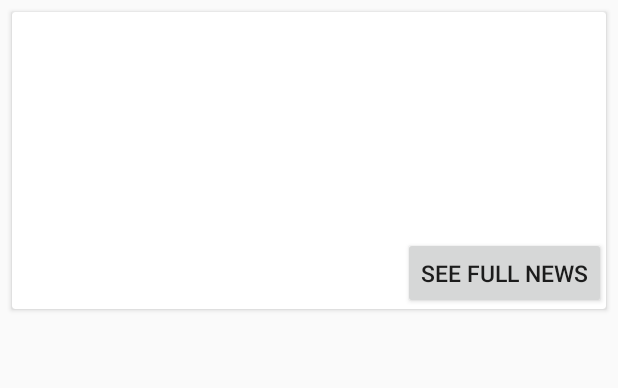
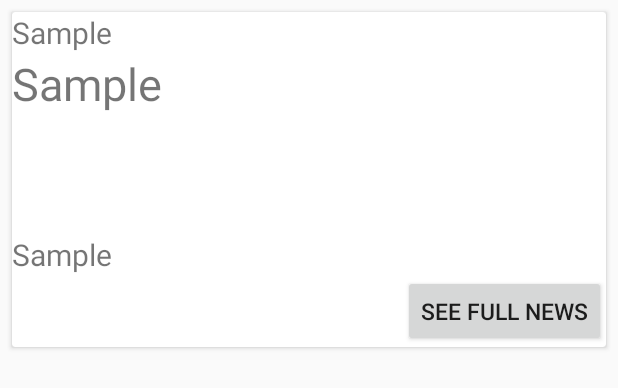
Before and after one commit to rohilshah70/newsApp, an Android app: the layout main_card_view.xml on its own in the app's theme, with its tools: preview values and no code run, on a phone screen of 412 x 824 dp. Shown: the top 388 px of the screen. Run offline under Robolectric (Android 15) with nearby library versions, the phone set to English and light mode, and no system bars.

```diff
--- a/app/build.gradle
+++ b/app/build.gradle
@@ -3,9 +3,6 @@ apply plugin: 'com.android.application'
 android {
     compileSdkVersion 30
     buildToolsVersion "30.0.1"
-    dataBinding {
-        enabled = true
-    }
 
     defaultConfig {
         applicationId "com.example.newsapp"
--- a/app/src/main/java/com/example/newsapp/activity/ArticleListFragment.java
+++ b/app/src/main/java/com/example/newsapp/activity/ArticleListFragment.java
@@ -19,7 +19,6 @@ import androidx.recyclerview.widget.RecyclerView;
 
 import com.example.newsapp.R;
 import com.example.newsapp.adapter.RecyclerAdapter;
-import com.example.newsapp.databinding.MainCardViewBinding;
 import com.example.newsapp.model.Article;
 import com.example.newsapp.viewModel.NewsViewModel;
 
@@ -48,17 +47,14 @@ public class ArticleListFragment extends Fragment {
         mNewsViewModel.getAllArticles().observe(getViewLifecycleOwner(), new Observer<List<Article>>() {
             @Override
             public void onChanged(List<Article> articleList) {
-                if(!articleList.isEmpty()) {
+                if(!articleList.isEmpty())
                     //update recycler view
                     recyclerAdapter.setArticleFromActivity(articleList);
-                    Log.d("ArticleListFragment", "in onChanged with full list");
-                }
                 else {
                     //the list is empty if newtork connection is not there the first time app is launched
                     //In that case, since no data is fetched, no data is cached
                     makeToast("No cached data yet");
                     Log.d("ArticleListFragment", "in onChanged with empty");
-
                 }
             }
         });
--- a/app/src/main/res/layout/main_card_view.xml
+++ b/app/src/main/res/layout/main_card_view.xml
@@ -1,10 +1,4 @@
 <?xml version="1.0" encoding="utf-8"?>
-<layout xmlns:app="http://schemas.android.com/apk/res-auto">
-    <data>
-        <variable
-            name="recyclerCard"
-            type="com.example.newsapp.model.Article" />
-    </data>
 
 <androidx.cardview.widget.CardView xmlns:tools="http://schemas.android.com/tools"
     android:id="@+id/card_view"
@@ -26,8 +20,8 @@
             android:id="@+id/author_text"
             android:layout_width="wrap_content"
             android:layout_height="wrap_content"
-            android:text="@{recyclerCard.author}"
-            android:textSize="15dp"
+            android:text="Sample"
+            android:textSize="20sp"
             card_view:layout_constraintStart_toStartOf="parent"
             card_view:layout_constraintTop_toTopOf="parent"
             tools:ignore="MissingConstraints" />
@@ -36,8 +30,8 @@
             android:id="@+id/title_text"
             android:layout_width="wrap_content"
             android:layout_height="wrap_content"
-            android:text="@{recyclerCard.title}"
-            android:textSize="20dp"
+            android:text="Sample"
+            android:textSize="30sp"
             card_view:layout_constraintStart_toStartOf="parent"
             card_view:layout_constraintTop_toBottomOf="@+id/author_text"
             tools:ignore="MissingConstraints" />
@@ -46,7 +40,6 @@
             android:id="@+id/imageViewPhoto"
             android:layout_width="match_parent"
             android:layout_height="80dp"
-            app:newsImage="@{recyclerCard.urlToImage}"
             card_view:layout_constraintStart_toStartOf="parent"
             card_view:layout_constraintTop_toBottomOf="@+id/title_text"
             tools:ignore="MissingConstraints" />
@@ -55,8 +48,8 @@
             android:id="@+id/description_text"
             android:layout_width="wrap_content"
             android:layout_height="wrap_content"
-            android:text="@{recyclerCard.description}"
-            android:textSize="15dp"
+            android:text="Sample"
+            android:textSize="20sp"
             card_view:layout_constraintStart_toStartOf="parent"
             card_view:layout_constraintTop_toBottomOf="@+id/imageViewPhoto"
             tools:ignore="MissingConstraints" />
@@ -75,5 +68,3 @@
     </androidx.constraintlayout.widget.ConstraintLayout>
 
 </androidx.cardview.widget.CardView>
-
-</layout>
```
Also changed, not shown: app/src/main/java/com/example/newsapp/activity/ArticleDetailFragment.java (+3 -6 lines), app/src/main/java/com/example/newsapp/adapter/RecyclerAdapter.java (+20 -9 lines), app/src/main/java/com/example/newsapp/model/Article.java (+0 -9 lines), app/src/main/res/layout/article_fragment.xml (+2 -10 lines).
